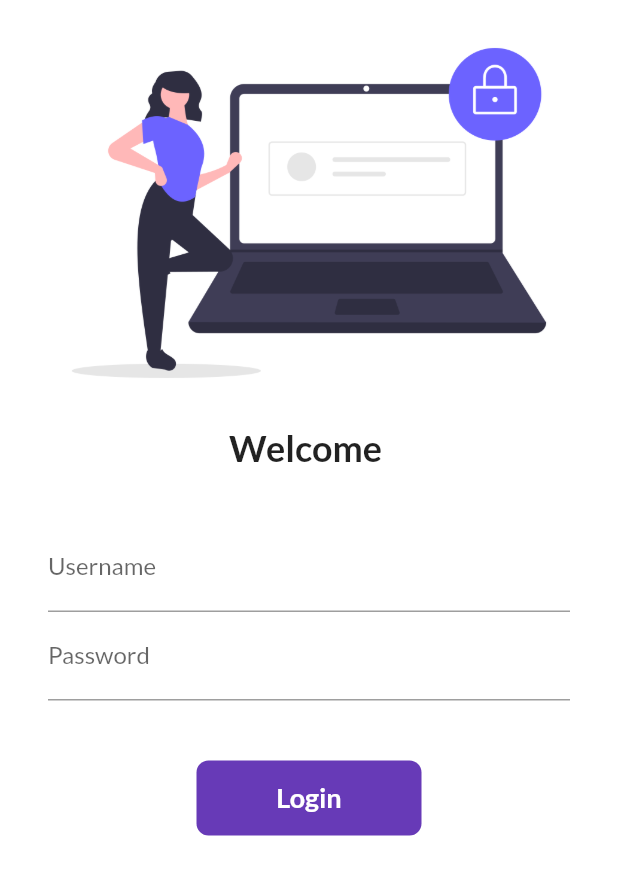
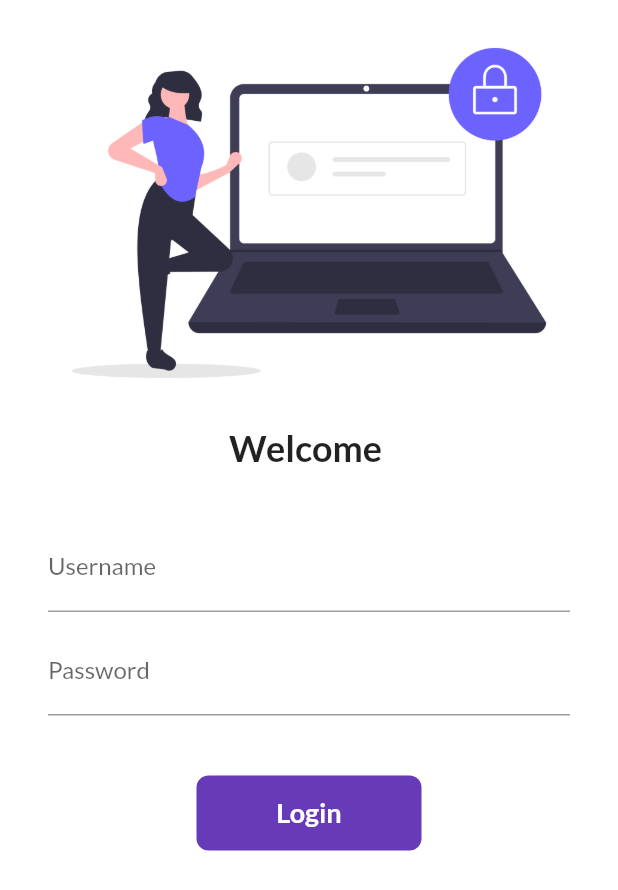
Before and after one commit to beeswa/flutter_catalog, a Flutter app: the screen it shows after launch, on a phone screen of 412 x 824 dp. Shown: the top 890 px of the screen. Run offline on Flutter 3.47's test engine with Material 2 defaults, Android fonts, the phone set to English and light mode, and no system bars; our stand-ins replace google_fonts.

Commit message:
day8 completed

```diff
--- a/lib/login_page.dart
+++ b/lib/login_page.dart
@@ -9,11 +9,30 @@ class LoginPage extends StatefulWidget {
 class _LoginPageState extends State<LoginPage> {
   String name = "";
   bool changeButton = false;
+
+  final _formKey = GlobalKey<FormState>();
+
+  moveToHome(BuildContext context) async {
+    if (_formKey.currentState!.validate()) {
+      setState(() {
+        changeButton = true;
+      });
+
+      await Future.delayed(const Duration(seconds: 1));
+      await Navigator.pushNamed(context, MyRoutes.homeRoute);
+      setState(() {
+        changeButton = false;
+      });
+    }
+  }
+
   @override
   Widget build(BuildContext context) {
     return Material(
         color: Colors.white,
         child: SingleChildScrollView(
+          child: Form(
+            key: _formKey,
             child: Column(
               children: [
                 Image.asset(
@@ -22,9 +41,10 @@ class _LoginPageState extends State<LoginPage> {
                 ),
                 Text(
                   'Welcome $name',
-                style: TextStyle(fontSize: 24, fontWeight: FontWeight.bold),
+                  style: const TextStyle(
+                      fontSize: 24, fontWeight: FontWeight.bold),
                 ),
-              SizedBox(
+                const SizedBox(
                   height: 20,
                 ),
                 Padding(
@@ -33,65 +53,70 @@ class _LoginPageState extends State<LoginPage> {
                   child: Column(
                     children: [
                       TextFormField(
-                      decoration: InputDecoration(
+                        decoration: const InputDecoration(
                             hintText: "Enter username", labelText: "Username"),
                         onChanged: (value) {
                           name = value;
                           setState(() {});
                         },
+                        validator: (value) {
+                          if (value!.isEmpty) {
+                            return 'Username cannot be empty';
+                          }
+                          return null;
+                        },
+                      ),
+                      const SizedBox(
+                        height: 10,
                       ),
                       TextFormField(
                         obscureText: true,
-                      decoration: InputDecoration(
+                        decoration: const InputDecoration(
                             hintText: "Enter password", labelText: "Password"),
+                        validator: (value) {
+                          if (value!.isEmpty) {
+                            return 'Password cannot be empty';
+                          } else if (value.length < 6) {
+                            return 'Password should be at least 6 characters';
+                          }
+                          return null;
+                        },
                       ),
-                    SizedBox(
+                      const SizedBox(
                         height: 40,
                       ),
-                    InkWell(
-                      onTap: () async {
-                        setState(() {
-                          changeButton = true;
-                        });
-
-                        await Future.delayed(Duration(seconds: 1));
-                        Navigator.pushReplacementNamed(context, MyRoutes.homeRoute);
-                      },
+                      Material(
+                        color: Colors.deepPurple,
+                        borderRadius:
+                            BorderRadius.circular(changeButton ? 50 : 8),
+                        child: InkWell(
+                          onTap: () => moveToHome(context),
                           child: AnimatedContainer(
-                        duration: Duration(seconds: 1),
+                            duration: const Duration(seconds: 1),
                             height: 50,
                             width: changeButton ? 50 : 150,
                             alignment: Alignment.center,
                             child: changeButton
-                            ? Icon(Icons.done, color: Colors.white,)
-                            : Text(
+                                ? const Icon(
+                                    Icons.done,
+                                    color: Colors.white,
+                                  )
+                                : const Text(
                                     'Login',
                                     style: TextStyle(
                                         fontSize: 18,
                                         color: Colors.white,
                                         fontWeight: FontWeight.bold),
                                   ),
-                        decoration: BoxDecoration(
-                            color: Colors.deepPurple,
-                            // shape: changeButton
-                            //     ? BoxShape.circle
-                            //     : BoxShape.rectangle,
-                            borderRadius:
-                                BorderRadius.circular(changeButton ? 50 : 8)),
+                          ),
                         ),
                       )
-                    // ElevatedButton(
-                    //   onPressed: () {
-                    //     Navigator.pushNamed(context, MyRoutes.homeRoute);
-                    //   },
-                    //   child: Text('Login'),
-                    //   style: TextButton.styleFrom(minimumSize: Size(150, 40)),
-                    // )
                     ],
                   ),
                 )
               ],
             ),
+          ),
         ));
   }
 }
```
Lines whose indentation alone changed are shown as unchanged.
